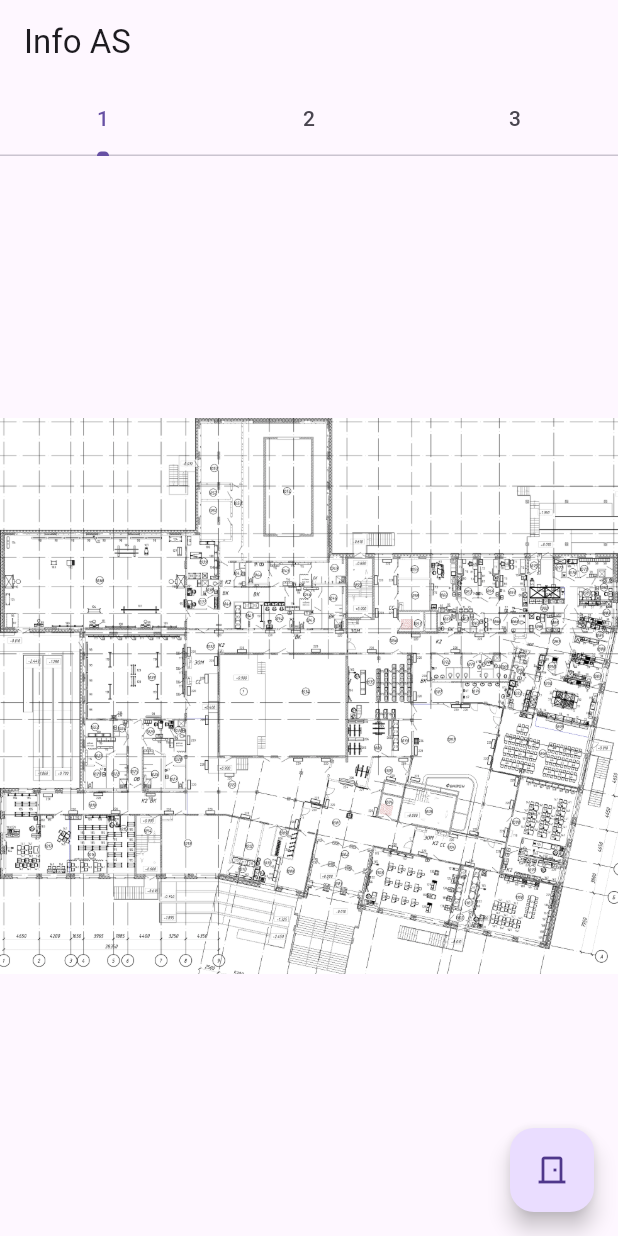
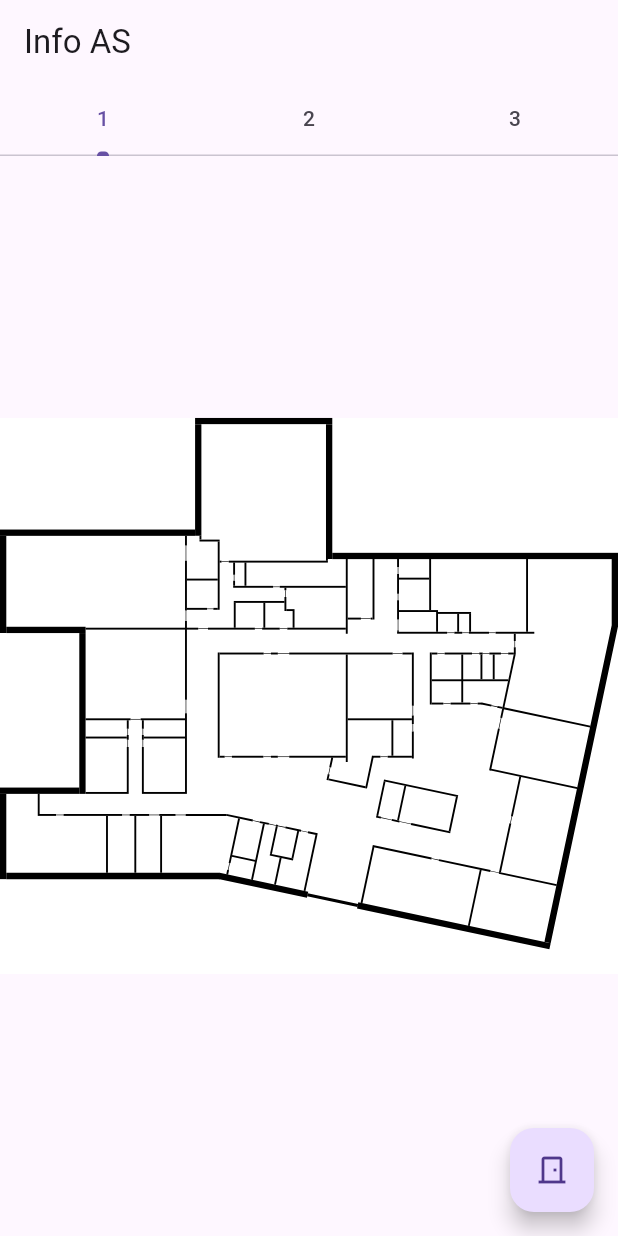
Before and after one commit to SaydamPavlov/InfoAS, a Flutter app: the screen it shows after launch, on a phone screen of 412 x 824 dp. Run offline on Flutter 3.47's test engine with Material 3 defaults, Android fonts, the phone set to English and light mode, and no system bars; our stand-ins replace flutter_svg; missing offline and left inert: zoom_widget.

Commit message:
png changed to svg png changed to svg

```diff
--- a/lib/main.dart
+++ b/lib/main.dart
@@ -1,5 +1,6 @@
 import 'package:flutter/material.dart';
 import 'package:zoom_widget/zoom_widget.dart';
+import 'package:flutter_svg/flutter_svg.dart';
 void main() {
   runApp(const MyApp());
 }
@@ -30,6 +31,9 @@ class MyHomePage extends StatefulWidget {
 class _MyHomePageState extends State<MyHomePage> {
   final int hour = DateTime.now().hour;
   final int minute = DateTime.now().minute;
+  final String assetName1 = 'assets/firstfloor.svg';
+  final String assetName2 = 'assets/secondfloor.svg';
+  final String assetName3 = 'assets/thirdfloor.svg';
   @override
   Widget build(BuildContext context) {
     return MaterialApp(
@@ -50,20 +54,26 @@ class _MyHomePageState extends State<MyHomePage> {
             children: [
               Zoom(
                 initTotalZoomOut: true,
-                child: const Center(
-                  child: Image(image: AssetImage('assets/school1.png'),)
+                maxZoomWidth: 2464,
+                maxZoomHeight: 2268,
+                child: Center(
+                  child: SvgPicture.asset(assetName1, semanticsLabel: 'My SVG Image',),
                 ),
               ),
               Zoom(
                 initTotalZoomOut: true,
-                child: const Center(
-                  child: Image(image: AssetImage('assets/school2.png'),)
+                maxZoomWidth: 2464,
+                maxZoomHeight: 2189,
+                child: Center(
+                  child: SvgPicture.asset(assetName2, semanticsLabel: 'My SVG Image',),
                 ),
               ),
               Zoom(
                 initTotalZoomOut: true,
-                child: const Center(
-                  child: Image(image: AssetImage('assets/school3.png'),)
+                maxZoomWidth: 1886,
+                maxZoomHeight: 2188,
+                child: Center(
+                  child: SvgPicture.asset(assetName3, semanticsLabel: 'My SVG Image',),
                 ),
               ),
             ],
--- a/pubspec.yaml
+++ b/pubspec.yaml
@@ -35,6 +35,7 @@ dependencies:
   # The following adds the Cupertino Icons font to your application.
   # Use with the CupertinoIcons class for iOS style icons.
   cupertino_icons: ^1.0.2
+  flutter_svg: ^2.0.10+1
 
 dev_dependencies:
   flutter_test:
@@ -62,6 +63,9 @@ flutter:
     - assets/school1.png
     - assets/school2.png
     - assets/school3.png
+    - assets/firstfloor.svg
+    - assets/secondfloor.svg
+    - assets/thirdfloor.svg
 
   # An image asset can refer to one or more resolution-specific "variants", see
   # https://flutter.dev/assets-and-images/#resolution-aware
```
Also changed, not shown: assets/firstfloor.svg (added), assets/secondfloor.svg (added), assets/thirdfloor.svg (added), pubspec.lock.
